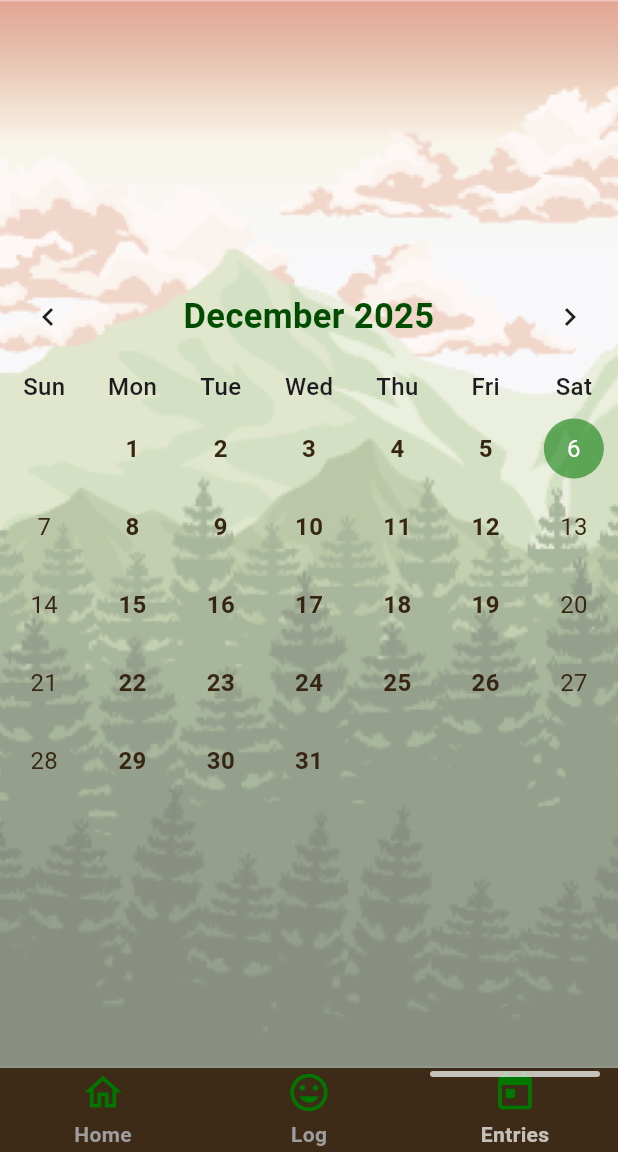
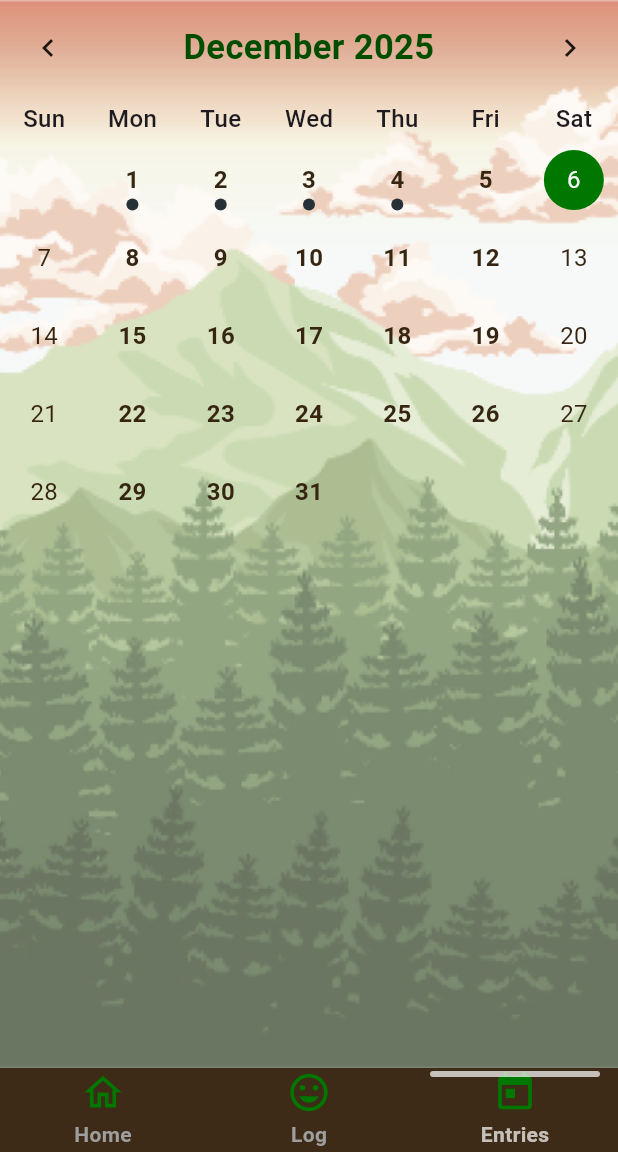
Before and after one commit to nguyenlynn47/snugg_log, a Flutter app: the screen it shows after launch, item 3 of the bottom bar chosen, on a phone screen of 412 x 824 dp, the part 84-1236 px from its top. Run offline on Flutter 3.47's test engine with Material 3 defaults, Android fonts, the phone set to English and light mode, and no system bars; drawn by our look-alikes of persistent_bottom_nav_bar_v2, table_calendar.

Commit message:
Entries feature semi-complete

```diff
--- a/lib/entries_page.dart
+++ b/lib/entries_page.dart
@@ -12,7 +12,11 @@ class EntriesPage extends StatefulWidget {
 class _EntriesPageState extends State<EntriesPage> {
   CalendarFormat _calendarFormat = CalendarFormat.month;
   DateTime _focusedDay = DateTime.now();
-  DateTime? _selectedDay;
+  DateTime _selectedDay = DateTime.now();
+
+  List<String> _getEventsForDay(DateTime day) {
+    return kEvents[day] ?? [];
+  }
 
   @override
   Widget build(BuildContext context) {
@@ -32,39 +36,31 @@ class _EntriesPageState extends State<EntriesPage> {
           ),
         )
       ),
-      body: DecoratedBox(
+      body: Container(
         decoration: BoxDecoration(
           image: DecorationImage(
-            opacity: 0.8,
             image: AssetImage("assets/background_1.png"),
             fit: BoxFit.cover
-          )
           ),
-        child: Center(
-          child: TableCalendar(
-            shouldFillViewport: true,
+        ),
+        child: Column(
+          children: [
+            TableCalendar(
               focusedDay: _focusedDay,
               firstDay: kFirstDay,
               lastDay: kLastDay,
               calendarFormat: _calendarFormat,
-            selectedDayPredicate: (day) {
-              return isSameDay(_selectedDay, day);
-            },
-
+              eventLoader: _getEventsForDay,
+              selectedDayPredicate: (day) =>
+                day.year == _selectedDay.year &&
+                day.month == _selectedDay.month &&
+                day.day == _selectedDay.day,
               onDaySelected: (selectedDay, focusedDay) {
                 if (!isSameDay(_selectedDay, selectedDay)) {
                   // Call `setState()` when updating the selected day
                   setState(() {
                     _selectedDay = selectedDay;
                     _focusedDay = focusedDay;
-                });
-              }
-            },
-            onFormatChanged: (format) {
-              if (_calendarFormat != format) {
-                // Call `setState()` when updating calendar format
-                setState(() {
-                  _calendarFormat = format;
                   });
                 }
               },
@@ -94,8 +90,32 @@ class _EntriesPageState extends State<EntriesPage> {
                   fontWeight: FontWeight.bold
                 )
               ),
+            ),
+            const SizedBox(height: 12),
+            Expanded(
+              child: ListView.builder(
+                itemCount: _getEventsForDay(_selectedDay).length,
+                itemBuilder: (context, index) {
+                  final event = _getEventsForDay(_selectedDay)[index];
+                  return Container(
+                    margin: EdgeInsets.symmetric(
+                      horizontal: 12,
+                      vertical: 4
+                    ),
+                    decoration: BoxDecoration(
+                      color: Colors.white,
+                      border: Border.all(),
+                      borderRadius: BorderRadius.circular(12)
+                    ),
+                    child: ListTile(
+                      title: Text(event)
+                    ),
+                  );
+                },
               )
             )
+          ],
+        ),
       )
     );
   }
--- a/lib/utils.dart
+++ b/lib/utils.dart
@@ -18,21 +18,27 @@ class Event {
 /// Example events.
 ///
 /// Using a [LinkedHashMap] is highly recommended if you decide to use a map.
-final kEvents = LinkedHashMap<DateTime, List<Event>>(
+final kEvents = LinkedHashMap<DateTime, List<String>>(
   equals: isSameDay,
   hashCode: getHashCode,
-)..addAll(_kEventSource);
+)..addAll({
+  DateTime.utc(2025, 12, 1): ["Mood: Happy", "Hours slept: 7", "Meals eaten: Breakfast"],
+  DateTime.utc(2025, 12, 2): ["Mood: Anxious", "Hours slept: 5", "Meals eaten: Dinner"],
+  DateTime.utc(2025, 12, 3): ["Mood: Happy, Calm", "Hours slept: 7", "Meals eaten: Lunch, Dinner"],
+  DateTime.utc(2025, 12, 4): ["Mood: Angry", "Hours slept: 3", "Meals eaten: Lunch, Dinner"],
+  //DateTime.now(): ["Mood: ", "Hours slept: ", "Meals eaten: "]
+});
 
 final _kEventSource = {
-  for (var item in List.generate(50, (index) => index))
-    DateTime.utc(kFirstDay.year, kFirstDay.month, item * 5): List.generate(
+  for (var item in List.generate(25, (index) => index))
+    DateTime.utc(kFirstDay.year, 8, item * 5): List.generate(
       item % 4 + 1,
-      (index) => Event('Event $item | ${index + 1}'),
+      (index) => ('Event $item | ${index + 1}'),
     ),
 }..addAll({
     kToday: [
-      const Event("Today's Event 1"),
-      const Event("Today's Event 2"),
+      "Today's Event 1",
+      "Today's Event 2",
     ],
   });
 
@@ -50,5 +56,5 @@ List<DateTime> daysInRange(DateTime first, DateTime last) {
 }
 
 final kToday = DateTime.now();
-final kFirstDay = DateTime(kToday.year, kToday.month - 3, kToday.day);
-final kLastDay = DateTime(kToday.year, kToday.month + 3, kToday.day);
+final kFirstDay = DateTime(2025, 1, 1);
+final kLastDay = DateTime(2026, 12, 31);
```
Lines whose indentation alone changed are shown as unchanged.
